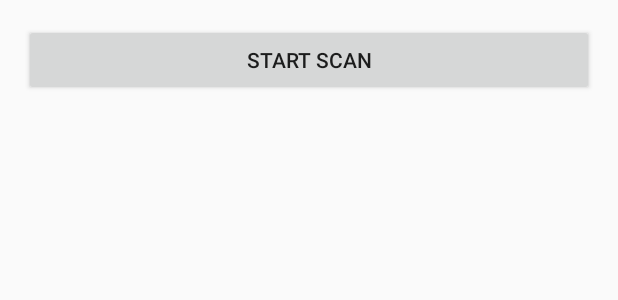
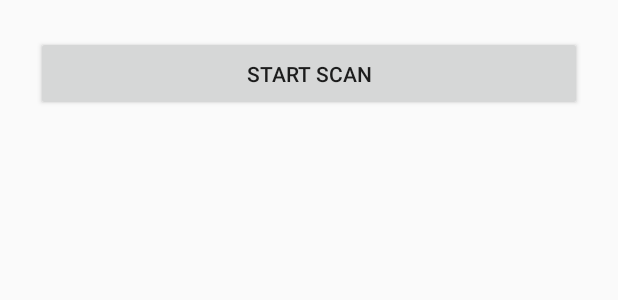
Before and after one commit to wim07101993/ictProj3-CaptureTheFlag, an Android app: the layout activity_main.xml on its own in the app's theme, with its tools: preview values and no code run, on a phone screen of 412 x 824 dp. Shown: the top 300 px of the screen. Run offline under Robolectric (Android 15) with nearby library versions, the phone set to English and light mode, and no system bars.

Commit message:
BlueToothTest -> beautify view

```diff
--- a/BlueToothTest/app/src/main/res/layout/activity_main.xml
+++ b/BlueToothTest/app/src/main/res/layout/activity_main.xml
@@ -1,5 +1,6 @@
 <?xml version="1.0" encoding="utf-8"?>
 <android.support.constraint.ConstraintLayout xmlns:android="http://schemas.android.com/apk/res/android"
+    xmlns:app="http://schemas.android.com/apk/res-auto"
     xmlns:tools="http://schemas.android.com/tools"
     android:layout_width="match_parent"
     android:layout_height="match_parent"
@@ -11,18 +12,32 @@
     tools:context="com.example.wimva.bluetoothtest.MainActivity">
 
     <ScrollView
-        android:layout_width="match_parent"
+        android:layout_width="0dp"
         android:layout_height="0dp"
         android:layout_weight="8"
         android:fillViewport="true"
-        android:id="@+id/scrollView">
+        android:id="@+id/scrollView"
+        android:layout_marginTop="24dp"
+        app:layout_constraintTop_toBottomOf="@+id/btn_scan"
+        android:layout_marginLeft="8dp"
+        app:layout_constraintLeft_toLeftOf="parent"
+        android:layout_marginRight="8dp"
+        app:layout_constraintRight_toRightOf="parent"
+        app:layout_constraintBottom_toBottomOf="parent"
+        android:layout_marginBottom="8dp">
     </ScrollView>
 
     <Button
-        android:layout_width="match_parent"
-        android:layout_height="0dp"
+        android:id="@+id/btn_scan"
+        android:layout_width="0dp"
+        android:layout_height="50dp"
+        android:layout_marginLeft="8dp"
+        android:layout_marginRight="8dp"
+        android:layout_marginTop="8dp"
         android:layout_weight="1"
         android:text="Start Scan"
-        android:id="@+id/btn_scan"/>
+        app:layout_constraintLeft_toLeftOf="parent"
+        app:layout_constraintRight_toRightOf="parent"
+        app:layout_constraintTop_toTopOf="parent" />
 
 </android.support.constraint.ConstraintLayout>
```
